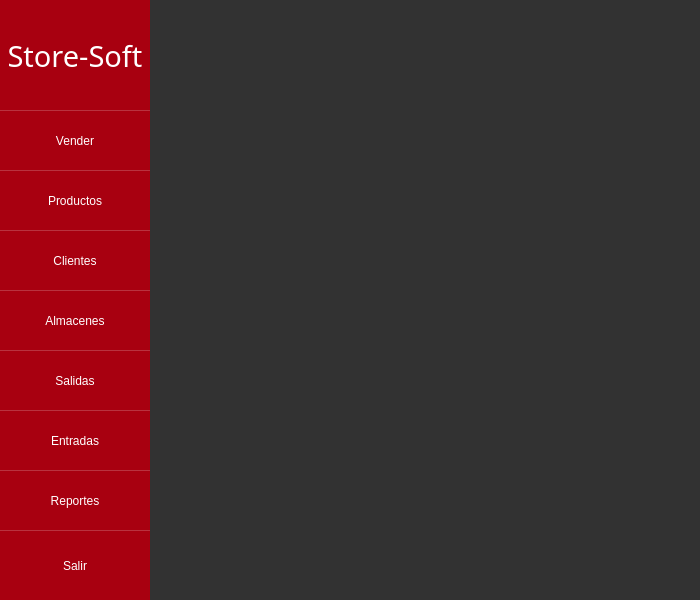
Old version of the form UI/mainWindow.ui in the repository abdieloflores/PuntoVenta_Python.
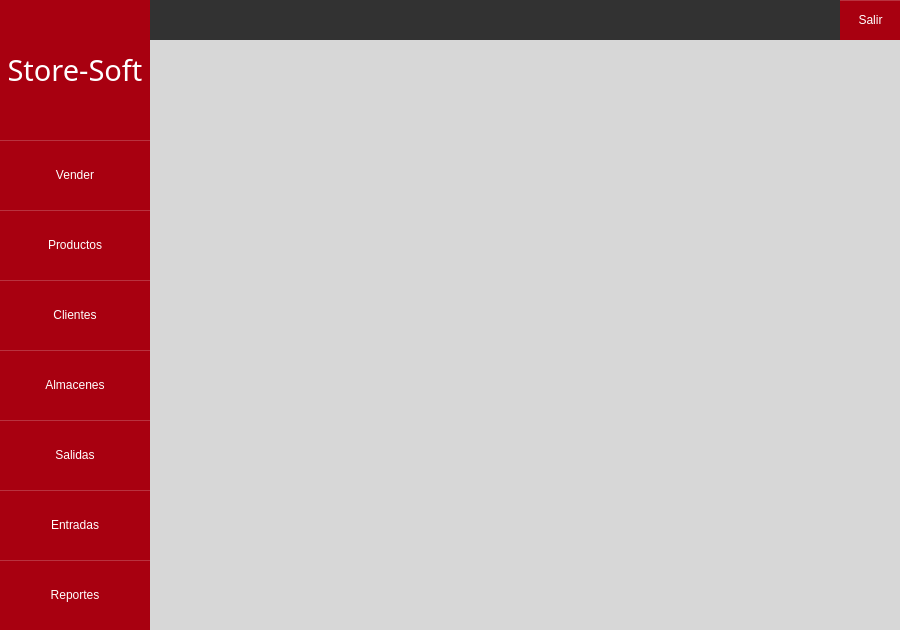
New version of the form.

Commit message: Modificacion Ventana Principal

Diff of the .ui file:
```diff
--- a/UI/mainWindow.ui
+++ b/UI/mainWindow.ui
@@ -6,20 +6,20 @@
    <rect>
     <x>0</x>
     <y>0</y>
-    <width>700</width>
-    <height>600</height>
+    <width>900</width>
+    <height>630</height>
    </rect>
   </property>
   <property name="minimumSize">
    <size>
-    <width>700</width>
-    <height>600</height>
+    <width>900</width>
+    <height>630</height>
    </size>
   </property>
   <property name="maximumSize">
    <size>
-    <width>700</width>
-    <height>600</height>
+    <width>900</width>
+    <height>630</height>
    </size>
   </property>
   <property name="font">
@@ -33,7 +33,7 @@
   </property>
   <property name="styleSheet">
    <string notr="true">#mainWindow{
-	background-color: rgb(50, 50, 50);
+	background-color: rgb(215, 215, 215);
 	border:none;
 }
 #Logo{
@@ -43,10 +43,16 @@
 	background-color: rgb(168, 0, 16);
 	border:none;
 }
+#header{
+	background-color: rgb(50, 50, 50);
+	border:none;
+}
+#label_header{
+	color:rgb(250, 255, 255);
+}
 .QPushButton{
 	color: rgb(255, 255, 255);
 	background-color: rgb(168, 0, 16);
-	border: none;
 	border-top: 1px solid rgba(255,255,255,50);
 }
 .QPushButton:hover{
@@ -64,19 +70,19 @@
       <x>0</x>
       <y>0</y>
       <width>150</width>
-      <height>600</height>
+      <height>630</height>
      </rect>
     </property>
     <property name="minimumSize">
      <size>
       <width>150</width>
-      <height>600</height>
+      <height>630</height>
      </size>
     </property>
     <property name="maximumSize">
      <size>
       <width>150</width>
-      <height>600</height>
+      <height>630</height>
      </size>
     </property>
     <property name="frameShape">
@@ -85,29 +91,13 @@
     <property name="frameShadow">
      <enum>QFrame::Raised</enum>
     </property>
-    <widget class="QPushButton" name="bSalir">
-     <property name="geometry">
-      <rect>
-       <x>0</x>
-       <y>530</y>
-       <width>150</width>
-       <height>71</height>
-      </rect>
-     </property>
-     <property name="cursor">
-      <cursorShape>PointingHandCursor</cursorShape>
-     </property>
-     <property name="text">
-      <string>Salir</string>
-     </property>
-    </widget>
     <widget class="QPushButton" name="bReportes">
      <property name="geometry">
       <rect>
        <x>0</x>
-       <y>470</y>
+       <y>560</y>
        <width>150</width>
-       <height>60</height>
+       <height>70</height>
       </rect>
      </property>
      <property name="cursor">
@@ -121,9 +111,9 @@
      <property name="geometry">
       <rect>
        <x>0</x>
-       <y>410</y>
+       <y>490</y>
        <width>150</width>
-       <height>60</height>
+       <height>70</height>
       </rect>
      </property>
      <property name="cursor">
@@ -137,9 +127,9 @@
      <property name="geometry">
       <rect>
        <x>0</x>
-       <y>350</y>
+       <y>420</y>
        <width>150</width>
-       <height>60</height>
+       <height>70</height>
       </rect>
      </property>
      <property name="cursor">
@@ -153,9 +143,9 @@
      <property name="geometry">
       <rect>
        <x>0</x>
-       <y>290</y>
+       <y>350</y>
        <width>150</width>
-       <height>60</height>
+       <height>70</height>
       </rect>
      </property>
      <property name="cursor">
@@ -169,9 +159,9 @@
      <property name="geometry">
       <rect>
        <x>0</x>
-       <y>230</y>
+       <y>280</y>
        <width>150</width>
-       <height>60</height>
+       <height>70</height>
       </rect>
      </property>
      <property name="cursor">
@@ -185,9 +175,9 @@
      <property name="geometry">
       <rect>
        <x>0</x>
-       <y>170</y>
+       <y>210</y>
        <width>150</width>
-       <height>60</height>
+       <height>70</height>
       </rect>
      </property>
      <property name="cursor">
@@ -201,9 +191,9 @@
      <property name="geometry">
       <rect>
        <x>0</x>
-       <y>110</y>
+       <y>140</y>
        <width>150</width>
-       <height>60</height>
+       <height>70</height>
       </rect>
      </property>
      <property name="cursor">
@@ -219,7 +209,7 @@
        <x>0</x>
        <y>0</y>
        <width>150</width>
-       <height>111</height>
+       <height>140</height>
       </rect>
      </property>
      <property name="font">
@@ -239,15 +229,56 @@
      </property>
     </widget>
    </widget>
-   <widget class="QWidget" name="widgetZone" native="true">
+   <widget class="QFrame" name="header">
     <property name="geometry">
      <rect>
       <x>150</x>
       <y>0</y>
-      <width>551</width>
-      <height>601</height>
+      <width>750</width>
+      <height>40</height>
      </rect>
     </property>
+    <property name="frameShape">
+     <enum>QFrame::StyledPanel</enum>
+    </property>
+    <property name="frameShadow">
+     <enum>QFrame::Raised</enum>
+    </property>
+    <widget class="QPushButton" name="bSalir">
+     <property name="geometry">
+      <rect>
+       <x>690</x>
+       <y>0</y>
+       <width>61</width>
+       <height>40</height>
+      </rect>
+     </property>
+     <property name="cursor">
+      <cursorShape>PointingHandCursor</cursorShape>
+     </property>
+     <property name="text">
+      <string>Salir</string>
+     </property>
+    </widget>
+    <widget class="QLabel" name="label_header">
+     <property name="geometry">
+      <rect>
+       <x>20</x>
+       <y>0</y>
+       <width>660</width>
+       <height>40</height>
+      </rect>
+     </property>
+     <property name="font">
+      <font>
+       <family>Avenir</family>
+       <pointsize>12</pointsize>
+      </font>
+     </property>
+     <property name="text">
+      <string/>
+     </property>
+    </widget>
    </widget>
   </widget>
  </widget>
```
The commit also changes 3 other files.
